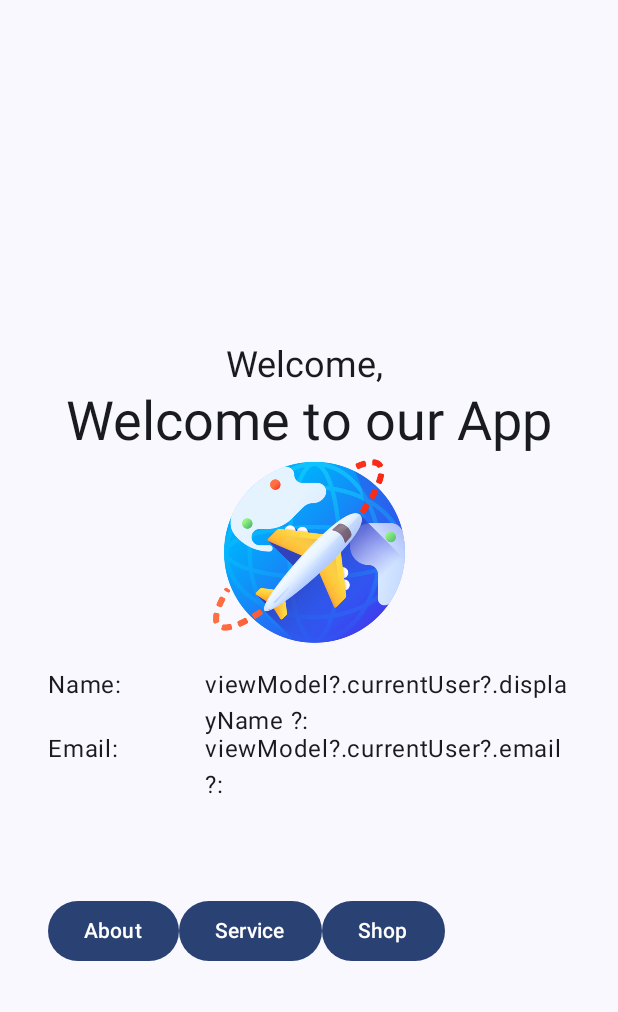
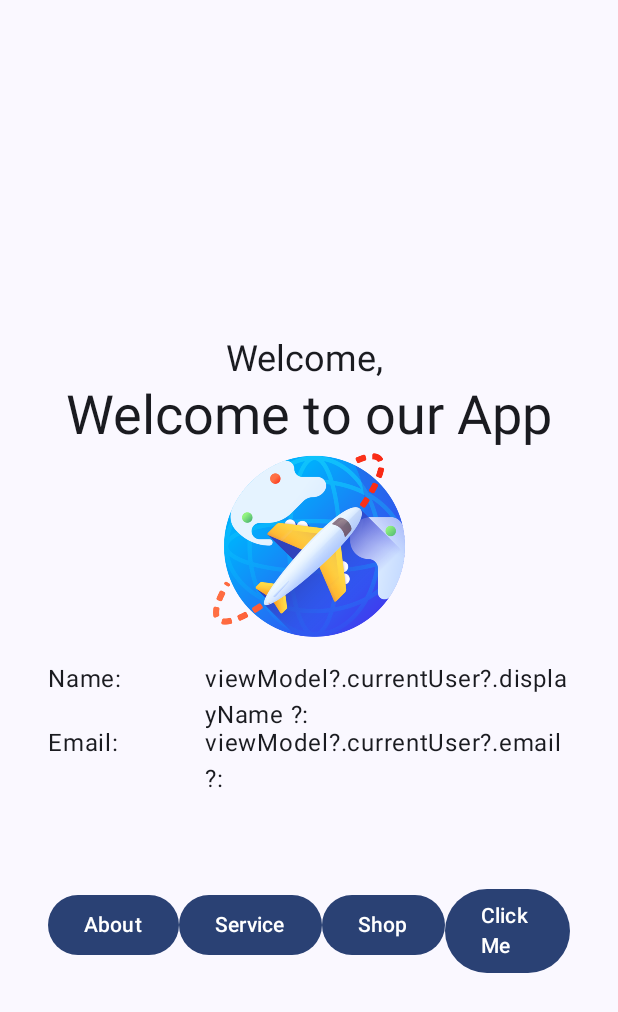
Before and after one commit to kingwanyama01/KotlinNavigationApp, an Android app built with Jetpack Compose: the screen it shows after launch (MainActivity), on a phone screen of 412 x 824 dp. Shown: the top 1012 px of the screen. Run offline under Robolectric (Android 15) with nearby library versions, the phone set to English and light mode, and no system bars.

Commit message:
Added a button click

```diff
--- a/app/src/main/java/com/wanyama/newnavapp/ui/theme/home/HomeScreen.kt
+++ b/app/src/main/java/com/wanyama/newnavapp/ui/theme/home/HomeScreen.kt
@@ -7,6 +7,10 @@ import androidx.compose.material3.Button
 import androidx.compose.material3.MaterialTheme
 import androidx.compose.material3.Text
 import androidx.compose.runtime.Composable
+import androidx.compose.runtime.getValue
+import androidx.compose.runtime.mutableStateOf
+import androidx.compose.runtime.remember
+import androidx.compose.runtime.setValue
 import androidx.compose.ui.Alignment
 import androidx.compose.ui.Modifier
 import androidx.compose.ui.res.painterResource
@@ -25,6 +29,7 @@ import com.wanyama.newnavapp.navigation.ROUTE_SHOP
 @Composable
 fun HomeScreen( navController: NavHostController) {
     val spacing = MaterialTheme.spacing
+    var textMessage by remember { mutableStateOf("Welcome to our App") }
     Column(
         modifier = Modifier
             .fillMaxWidth()
@@ -47,7 +52,7 @@ fun HomeScreen( navController: NavHostController) {
         )
 */
         Text(
-            text = "Welcome to our App",
+            text = textMessage,
             style = MaterialTheme.typography.displaySmall,
             color = MaterialTheme.colorScheme.onSurface
         )
@@ -143,6 +148,16 @@ fun HomeScreen( navController: NavHostController) {
                 ) {
                     Text(text = "Shop")
                 }
+
+                Button(
+                    onClick = {
+                        textMessage = "Hello King"
+                    },
+                    modifier = Modifier
+                        .padding(top = spacing.extraLarge)
+                ) {
+                    Text(text = "Click Me")
+                }
             }
 
 
```
